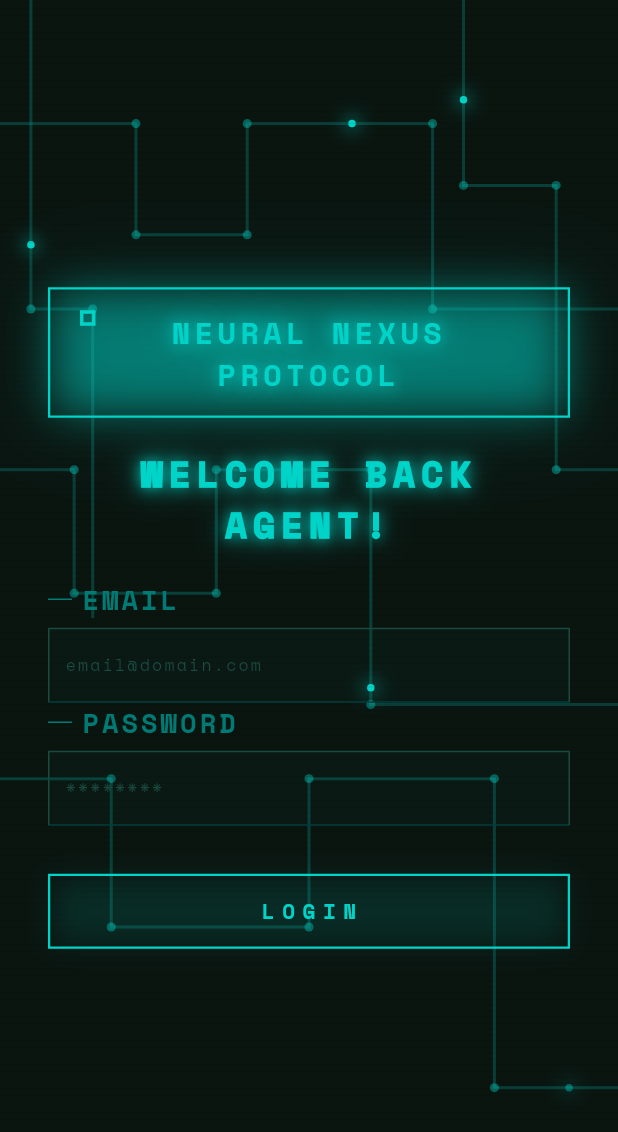
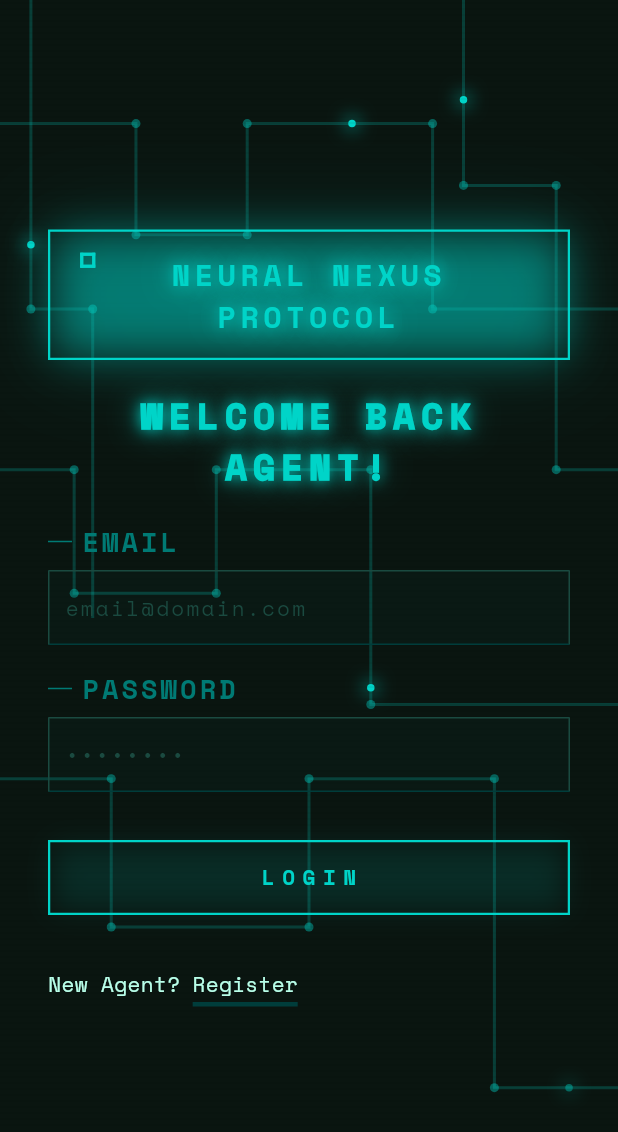
Before and after one commit to 07rashmika/neural_nexus_protocol, a Flutter app: the screen it shows after launch, on a phone screen of 412 x 824 dp. Shown: the top 1132 px of the screen. Run offline on Flutter 3.47's test engine with Material 3 defaults, Android fonts, the phone set to English and light mode, and no system bars; our stand-ins replace flutter_riverpod, google_fonts.

Commit message:
login and registration modified

```diff
--- a/lib/main.dart
+++ b/lib/main.dart
@@ -1,7 +1,8 @@
 import 'package:flutter/material.dart';
 import 'package:flutter/services.dart';
+import 'package:flutter_riverpod/flutter_riverpod.dart';
 
-import 'package:neural_nexus_protocol/screens/login.dart';
+import 'package:neural_nexus_protocol/screens/auth_screen.dart';
 
 void main() {
   SystemChrome.setSystemUIOverlayStyle(
@@ -10,7 +11,7 @@ void main() {
       statusBarIconBrightness: Brightness.light,
     ),
   );
-  runApp(const MyApp());
+  runApp(const ProviderScope(child: MyApp()));
 }
 
 class MyApp extends StatelessWidget {
@@ -25,7 +26,7 @@ class MyApp extends StatelessWidget {
       theme: ThemeData.dark().copyWith(
         scaffoldBackgroundColor: const Color(0xFF0A1510), //app theme
       ),
-      home: const LoginScreen(),
+      home: AuthScreen(),
     );
   }
 }
--- /dev/null
+++ b/lib/providers/login_screen_provider.dart
@@ -0,0 +1,3 @@
+import 'package:flutter_riverpod/legacy.dart';
+
+final isLoginScreenProvider = StateProvider<bool>((ref) => true);
--- /dev/null
+++ b/lib/screens/auth_screen.dart
@@ -0,0 +1,85 @@
+import 'package:flutter/material.dart';
+import 'package:flutter_riverpod/flutter_riverpod.dart';
+import 'package:neural_nexus_protocol/widgets/auth_form.dart';
+import 'package:neural_nexus_protocol/widgets/swap_auth.dart';
+
+import '../painters/scan_line.dart';
+import '../providers/login_screen_provider.dart';
+import '../widgets/circuit_background.dart';
+import '../widgets/logo_box.dart';
+
+class AuthScreen extends ConsumerStatefulWidget {
+  const AuthScreen({super.key});
+
+  @override
+  ConsumerState<AuthScreen> createState() => _AuthScreenState();
+}
+
+class _AuthScreenState extends ConsumerState<AuthScreen>
+    with TickerProviderStateMixin {
+  late AnimationController _logoGlowCtrl;
+
+  late Animation<double> _logoGlow;
+
+  Future<void> _submit({
+    required String email,
+    required String password,
+    String? confirmPassword,
+  }) async {
+    // authorization
+  }
+
+  @override
+  void initState() {
+    super.initState();
+
+    _logoGlowCtrl = AnimationController(
+      vsync: this,
+      duration: const Duration(seconds: 3),
+    )..repeat(reverse: true);
+
+    _logoGlow = Tween<double>(
+      begin: 0.2,
+      end: 0.6,
+    ).animate(CurvedAnimation(parent: _logoGlowCtrl, curve: Curves.easeInOut));
+  }
+
+  @override
+  void dispose() {
+    _logoGlowCtrl.dispose();
+    super.dispose();
+  }
+
+  @override
+  Widget build(BuildContext context) {
+    final isLoggedInScreen = ref.watch(isLoginScreenProvider);
+
+    return Scaffold(
+      body: Stack(
+        children: [
+          const Positioned.fill(child: CircuitBackground()),
+          Positioned.fill(child: CustomPaint(painter: ScanLinePainter())),
+          SafeArea(
+            child: Center(
+              child: SingleChildScrollView(
+                padding: const .symmetric(horizontal: 32, vertical: 24),
+                child: Column(
+                  children: [
+                    AnimatedBuilder(
+                      animation: _logoGlow,
+                      builder: (context, child) =>
+                          LogoBox(glowOpacity: _logoGlow.value),
+                    ),
+                    AuthForm(onSubmit: _submit),
+                    const SizedBox(height: 16),
+                    const SwapAuth(),
+                  ],
+                ),
+              ),
+            ),
+          ),
+        ],
+      ),
+    );
+  }
+}
--- /dev/null
+++ b/lib/screens/home_screen.dart
@@ -0,0 +1,15 @@
+import 'package:flutter/material.dart';
+
+class HomeScreen extends StatefulWidget {
+  const HomeScreen({super.key});
+
+  @override
+  State<HomeScreen> createState() => _HomeScreenState();
+}
+
+class _HomeScreenState extends State<HomeScreen> {
+  @override
+  Widget build(BuildContext context) {
+    return const Placeholder();
+  }
+}
--- a/lib/screens/login.dart
+++ /dev/null
@@ -1,148 +0,0 @@
-import 'package:flutter/material.dart';
-import 'package:neural_nexus_protocol/painters/scan_line.dart';
-import 'package:neural_nexus_protocol/widgets/button.dart';
-
-import 'package:neural_nexus_protocol/widgets/circuit_background.dart';
-import 'package:neural_nexus_protocol/widgets/input_field.dart';
-import 'package:neural_nexus_protocol/widgets/logo_box.dart';
-import '../widgets/glow_text.dart';
-
-class LoginScreen extends StatefulWidget {
-  const LoginScreen({super.key});
-
-  @override
-  State<LoginScreen> createState() => _LoginScreenState();
-}
-
-class _LoginScreenState extends State<LoginScreen>
-    with TickerProviderStateMixin {
-  // animation controllers
-  late AnimationController _logoGlowCtrl;
-  late AnimationController _flickerCtrl;
-  late AnimationController _pulseCtrl;
-  late AnimationController _btnSweepCtrl;
-
-  late Animation<double> _logoGlow;
-  late Animation<double> _flicker;
-
-  final _emailController = TextEditingController();
-  final _passwordController = TextEditingController();
-
-  @override
-  void initState() {
-    super.initState();
-
-    _logoGlowCtrl = AnimationController(
-      vsync: this,
-      duration: const Duration(seconds: 3),
-    )..repeat(reverse: true);
-
-    _logoGlow = Tween<double>(
-      begin: 0.2,
-      end: 0.6,
-    ).animate(CurvedAnimation(parent: _logoGlowCtrl, curve: Curves.easeInOut));
-
-    _flickerCtrl = AnimationController(
-      vsync: this,
-      duration: const Duration(seconds: 8),
-    )..repeat();
-
-    _flicker = TweenSequence<double>([
-      TweenSequenceItem(tween: ConstantTween(1), weight: 94),
-      TweenSequenceItem(tween: Tween(begin: 1, end: .85), weight: .5),
-      TweenSequenceItem(tween: ConstantTween(1), weight: .5),
-      TweenSequenceItem(tween: Tween(begin: 1, end: .9), weight: .5),
-      TweenSequenceItem(tween: ConstantTween(1), weight: 4.5),
-    ]).animate(_flickerCtrl);
-
-    _pulseCtrl = AnimationController(
-      vsync: this,
-      duration: const Duration(seconds: 4),
-    )..repeat();
-
-    _btnSweepCtrl = AnimationController(
-      vsync: this,
-      duration: const Duration(milliseconds: 600),
-    );
-  }
-
-  @override
-  void dispose() {
-    _logoGlowCtrl.dispose();
-    _flickerCtrl.dispose();
-    _pulseCtrl.dispose();
-    _btnSweepCtrl.dispose();
-    _emailController.dispose();
-    _passwordController.dispose();
-    super.dispose();
-  }
-
-  @override
-  Widget build(BuildContext context) {
-    return Scaffold(
-      body: Stack(
-        children: [
-          const Positioned.fill(child: CircuitBackground()),
-          Positioned.fill(child: CustomPaint(painter: ScanLinePainter())),
-          SafeArea(
-            child: Center(
-              child: SingleChildScrollView(
-                padding: const .symmetric(horizontal: 32, vertical: 24),
-                child: Column(
-                  children: [
-                    // logo
-                    AnimatedBuilder(
-                      animation: _logoGlow,
-                      builder: (context, child) =>
-                          LogoBox(glowOpacity: _logoGlow.value),
-                    ),
-
-                    const SizedBox(height: 20),
-
-                    AnimatedBuilder(
-                      animation: _flicker,
-                      builder: (context, child) => Opacity(
-                        opacity: _flicker.value,
-                        child: GlowText(
-                          text: 'WELCOME BACK AGENT!',
-                          fontWeight: .w900,
-                          fontSize: 24,
-                          letterSpacing: 4,
-                        ),
-                      ),
-                    ),
-
-                    const SizedBox(height: 20),
-
-                    InputField(
-                      label: 'email',
-                      hint: 'email@domain.com',
-                      obscure: false,
-                      controller: _emailController,
-                      keyBoardType: .emailAddress,
-                    ),
-                    InputField(
-                      label: 'password',
-                      hint: '********',
-                      obscure: true,
-                      controller: _passwordController,
-                      keyBoardType: .visiblePassword,
-                    ),
-
-                    const SizedBox(height: 32),
-
-                    Button(
-                      sweepController: _btnSweepCtrl,
-                      text: 'login',
-                      onTap: () {},
-                    ),
-                  ],
-                ),
-              ),
-            ),
-          ),
-        ],
-      ),
-    );
-  }
-}
--- a/lib/screens/register.dart
+++ /dev/null
@@ -1,10 +0,0 @@
-import 'package:flutter/material.dart';
-
-class RegisterScreen extends StatelessWidget {
-  const RegisterScreen({super.key});
-
-  @override
-  Widget build(BuildContext context) {
-    return Stack();
-  }
-}
--- /dev/null
+++ b/lib/widgets/auth_form.dart
@@ -0,0 +1,191 @@
+import 'package:flutter/material.dart';
+import 'package:flutter_riverpod/flutter_riverpod.dart';
+
+import 'package:neural_nexus_protocol/screens/home_screen.dart';
+import '../providers/login_screen_provider.dart';
+import 'button.dart';
+import 'glow_text.dart';
+import 'input_field.dart';
+
+class AuthForm extends ConsumerStatefulWidget {
+  const AuthForm({super.key, required this.onSubmit});
+
+  final Future<void> Function({
+    required String email,
+    required String password,
+    String? confirmPassword,
+  })
+  onSubmit;
+
+  @override
+  ConsumerState<AuthForm> createState() => _AuthFormState();
+}
+
+class _AuthFormState extends ConsumerState<AuthForm>
+    with TickerProviderStateMixin {
+  late AnimationController _flickerCtrl;
+  late AnimationController _btnSweepCtrl;
+
+  late Animation<double> _flicker;
+
+  final _emailController = TextEditingController();
+  final _passwordController = TextEditingController();
+  final _confirmPasswordController = TextEditingController();
+  final _formKey = GlobalKey<FormState>();
+
+  @override
+  void initState() {
+    super.initState();
+
+    _flickerCtrl = AnimationController(
+      vsync: this,
+      duration: const Duration(seconds: 8),
+    )..repeat();
+
+    _flicker = TweenSequence<double>([
+      TweenSequenceItem(tween: ConstantTween(1.0), weight: 94),
+      TweenSequenceItem(tween: Tween(begin: 1.0, end: 0.85), weight: 0.5),
+      TweenSequenceItem(tween: ConstantTween(1.0), weight: 0.5),
+      TweenSequenceItem(tween: Tween(begin: 1.0, end: 0.9), weight: 0.5),
+      TweenSequenceItem(tween: ConstantTween(1.0), weight: 4.5),
+    ]).animate(_flickerCtrl);
+
+    _btnSweepCtrl = AnimationController(
+      vsync: this,
+      duration: const Duration(milliseconds: 600),
+    );
+  }
+
+  @override
+  void dispose() {
+    _flickerCtrl.dispose();
+    _btnSweepCtrl.dispose();
+    _emailController.dispose();
+    _passwordController.dispose();
+    _confirmPasswordController.dispose();
+    super.dispose();
+  }
+
+  @override
+  Widget build(BuildContext context) {
+    final isLoggedInScreen = ref.watch(isLoginScreenProvider);
+
+    Future<void> handleSubmit() async {
+      final isValid = _formKey.currentState?.validate() ?? false;
+      if (!isValid) return;
+
+      final email = _emailController.text.trim();
+      final password = _passwordController.text;
+      final confirmPassword = isLoggedInScreen
+          ? null
+          : _confirmPasswordController.text;
+
+      // Call the parent submit hook (kept for later when you add real auth)
+      await widget.onSubmit(
+        email: email,
+        password: password,
+        confirmPassword: confirmPassword,
+      );
+
+      // Redirect after validation (and submit hook)
+      if (!mounted) return;
+      Navigator.of(context).pushReplacement(
+        MaterialPageRoute(builder: (context) => const HomeScreen()),
+      );
+    }
+
+    final glowTitle = isLoggedInScreen
+        ? 'WELCOME BACK AGENT!'
+        : 'WELCOME AGENT!';
+    final buttonText = isLoggedInScreen ? 'LOGIN' : 'REGISTER';
+
+    String? emailValidator(String? value) {
+      final v = (value ?? '').trim();
+      if (v.isEmpty) return 'Email is required';
+      final emailOk = RegExp(r'^[^@\s]+@[^@\s]+\.[^@\s]+$').hasMatch(v);
+      if (!emailOk) return 'Enter a valid email';
+      return null;
+    }
+
+    String? passwordValidator(String? value) {
+      final v = value ?? '';
+      if (v.isEmpty) return 'Password is required';
+      if (v.length < 6) return 'Use at least 6 characters';
+      return null;
+    }
+
+    String? confirmPasswordValidator(String? value) {
+      if (isLoggedInScreen) return null;
+      final v = value ?? '';
+      if (v.isEmpty) return 'Confirm your password';
+      if (v != _passwordController.text) return 'Passwords do not match';
+      return null;
+    }
+
+    return Form(
+      key: _formKey,
+      child: Column(
+        children: [
+          const SizedBox(height: 20),
+
+          AnimatedBuilder(
+            animation: _flicker,
+            builder: (context, child) => Opacity(
+              opacity: _flicker.value,
+              child: GlowText(
+                text: glowTitle,
+                fontWeight: FontWeight.w900,
+                fontSize: 24,
+                letterSpacing: 4,
+              ),
+            ),
+          ),
+
+          const SizedBox(height: 20),
+
+          InputField(
+            label: 'Email',
+            hint: 'email@domain.com',
+            obscure: false,
+            controller: _emailController,
+            keyBoardType: TextInputType.emailAddress,
+            validator: (value) => emailValidator(value),
+          ),
+
+          const SizedBox(height: 16),
+
+          InputField(
+            label: 'Password',
+            hint: '••••••••',
+            obscure: true,
+            controller: _passwordController,
+            keyBoardType: TextInputType.visiblePassword,
+            validator: (value) => passwordValidator(value),
+          ),
+
+          if (!isLoggedInScreen) ...[
+            const SizedBox(height: 16),
+            InputField(
+              label: 'Confirm Password',
+              hint: '••••••••',
+              obscure: true,
+              controller: _confirmPasswordController,
+              keyBoardType: TextInputType.visiblePassword,
+              validator: (value) => confirmPasswordValidator(value),
+            ),
+          ],
+
+          const SizedBox(height: 32),
+
+          Button(
+            sweepController: _btnSweepCtrl,
+            text: buttonText,
+            onTap: handleSubmit,
+          ),
+
+          const SizedBox(height: 20),
+        ],
+      ),
+    );
+  }
+}
--- a/lib/widgets/button.dart
+++ b/lib/widgets/button.dart
@@ -36,7 +36,7 @@ class _ButtonState extends State<Button> {
       onTapUp: (details) => setState(() {
         _pressed = false;
       }),
-      onTap: () {},
+      onTap: widget.onTap,
       child: MouseRegion(
         onEnter: (event) {
           setState(() {
--- a/lib/widgets/input_field.dart
+++ b/lib/widgets/input_field.dart
@@ -11,6 +11,7 @@ class InputField extends StatefulWidget {
     required this.obscure,
     required this.controller,
     required this.keyBoardType,
+    this.validator,
   });
 
   final String label;
@@ -18,6 +19,7 @@ class InputField extends StatefulWidget {
   final bool obscure;
   final TextEditingController controller;
   final TextInputType keyBoardType;
+  final String? Function(String?)? validator;
 
   @override
   State<InputField> createState() => _InputFieldState();
@@ -78,7 +80,8 @@ class _InputFieldState extends State<InputField> {
                     ]
                   : [],
             ),
-            child: TextField(
+            child: TextFormField(
+              validator: widget.validator,
               keyboardType: widget.keyBoardType,
               controller: widget.controller,
               obscureText: widget.obscure,
@@ -90,7 +93,7 @@ class _InputFieldState extends State<InputField> {
               decoration: InputDecoration(
                 hintText: widget.hint,
                 hintStyle: GoogleFonts.spaceMono(
-                  fontSize: 11,
+                  fontSize: 14,
                   color: NeuralColors.tealBorder.withValues(alpha: 1.5),
                   letterSpacing: 1.5,
                 ),
--- /dev/null
+++ b/lib/widgets/swap_auth.dart
@@ -0,0 +1,50 @@
+import 'package:flutter/material.dart';
+import 'package:flutter_riverpod/flutter_riverpod.dart';
+import 'package:google_fonts/google_fonts.dart';
+import 'package:neural_nexus_protocol/constants/colors.dart';
+
+import '../providers/login_screen_provider.dart';
+
+class SwapAuth extends ConsumerWidget {
+  const SwapAuth({super.key});
+
+  @override
+  Widget build(BuildContext context, WidgetRef ref) {
+    final isLoggedInScreen = ref.watch(isLoginScreenProvider);
+
+    return Row(
+      crossAxisAlignment: .start,
+      children: [
+        Text(
+          isLoggedInScreen ? 'New Agent?' : 'Already an Agent?',
+          style: GoogleFonts.spaceMono(
+            color: NeuralColors.textMain,
+            fontSize: 14,
+          ),
+        ),
+        const SizedBox(width: 8),
+        GestureDetector(
+          onTap: () => ref.read(isLoginScreenProvider.notifier).state =
+              !isLoggedInScreen,
+          child: Column(
+            children: [
+              Text(
+                isLoggedInScreen ? 'Register' : 'Login',
+                style: GoogleFonts.spaceMono(
+                  color: NeuralColors.textMain,
+                  fontSize: 14,
+                ),
+              ),
+              Container(
+                margin: const .only(top: 2),
+                height: 3,
+                width: isLoggedInScreen ? 70 : 45,
+                color: NeuralColors.tealDark,
+              ),
+            ],
+          ),
+        ),
+      ],
+    );
+  }
+}
--- a/pubspec.yaml
+++ b/pubspec.yaml
@@ -35,6 +35,7 @@ dependencies:
   # Use with the CupertinoIcons class for iOS style icons.
   cupertino_icons: ^1.0.8
   google_fonts: ^8.0.2
+  flutter_riverpod: ^3.2.1
 
 dev_dependencies:
   flutter_test:
```
Also changed, not shown: lib/widgets/input.dart (deleted), pubspec.lock.
